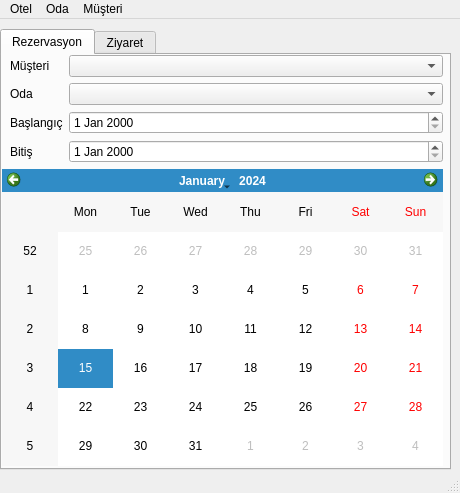
Qt form GUI/AnaMenu.ui (ibrahimediz/Python10DesktopProje) before a commit.
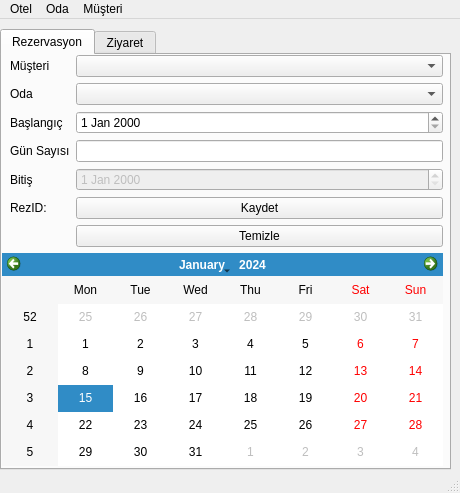
The same form after that commit. Icons and pictures are not drawn.

Diff of the .ui file:
```diff
--- a/GUI/AnaMenu.ui
+++ b/GUI/AnaMenu.ui
@@ -40,8 +40,14 @@
        </rect>
       </property>
       <layout class="QVBoxLayout" name="verticalLayout">
+       <property name="sizeConstraint">
+        <enum>QLayout::SetNoConstraint</enum>
+       </property>
        <item>
         <layout class="QFormLayout" name="formLayout">
+         <property name="sizeConstraint">
+          <enum>QLayout::SetNoConstraint</enum>
+         </property>
          <property name="leftMargin">
           <number>8</number>
          </property>
@@ -66,10 +72,7 @@
           <widget class="QComboBox" name="comboBox_2"/>
          </item>
          <item row="4" column="1">
-          <widget class="QDateEdit" name="dateEdit"/>
-         </item>
-         <item row="5" column="1">
-          <widget class="QDateEdit" name="dateEdit_2"/>
+          <widget class="QDateEdit" name="RezBas"/>
          </item>
          <item row="4" column="0">
           <widget class="QLabel" name="label_3">
@@ -78,13 +81,51 @@
            </property>
           </widget>
          </item>
-         <item row="5" column="0">
+         <item row="7" column="0">
           <widget class="QLabel" name="label_4">
            <property name="text">
             <string>Bitiş</string>
            </property>
           </widget>
          </item>
+         <item row="7" column="1">
+          <widget class="QDateEdit" name="RezBit">
+           <property name="enabled">
+            <bool>false</bool>
+           </property>
+          </widget>
+         </item>
+         <item row="5" column="0">
+          <widget class="QLabel" name="label_9">
+           <property name="text">
+            <string>Gün Sayısı</string>
+           </property>
+          </widget>
+         </item>
+         <item row="5" column="1">
+          <widget class="QLineEdit" name="txtGun"/>
+         </item>
+         <item row="8" column="1">
+          <widget class="QPushButton" name="pushButton">
+           <property name="text">
+            <string>Kaydet</string>
+           </property>
+          </widget>
+         </item>
+         <item row="9" column="1">
+          <widget class="QPushButton" name="pushButton_2">
+           <property name="text">
+            <string>Temizle</string>
+           </property>
+          </widget>
+         </item>
+         <item row="8" column="0">
+          <widget class="QLabel" name="label_8">
+           <property name="text">
+            <string>RezID:</string>
+           </property>
+          </widget>
+         </item>
         </layout>
        </item>
        <item>
@@ -147,12 +188,8 @@
          </property>
         </widget>
        </item>
-       <item row="5" column="0">
-        <widget class="QLabel" name="label_8">
-         <property name="text">
-          <string>Bitiş</string>
-         </property>
-        </widget>
+       <item row="4" column="1">
+        <widget class="QDateEdit" name="ZiyBas"/>
        </item>
       </layout>
      </widget>
```
Left out of the diff: 36 changed lines with no effect on the pictures.
